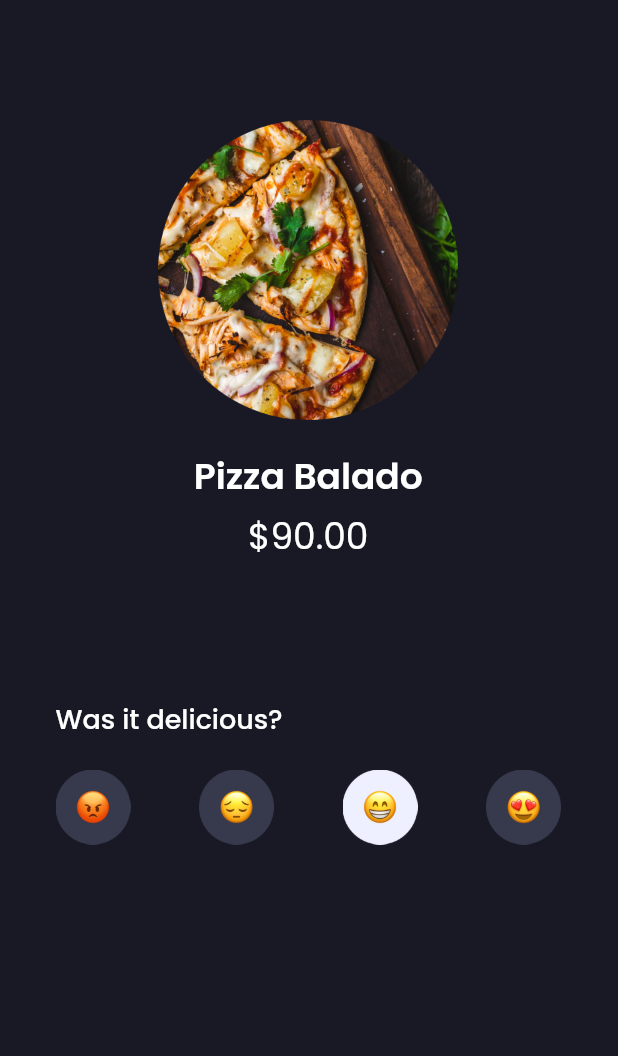
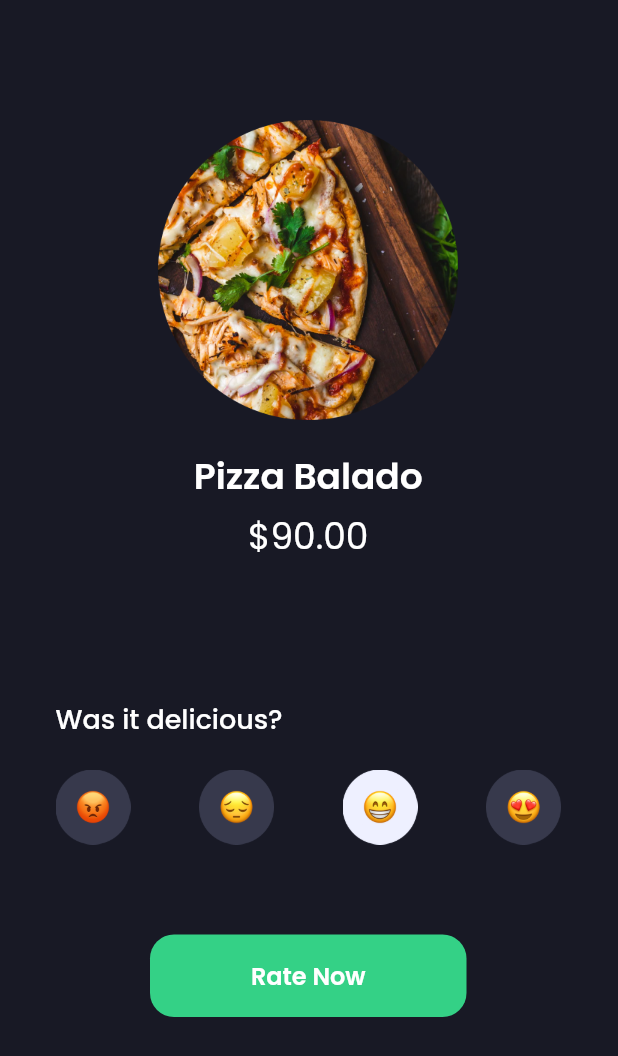
Before and after one commit to BagusRezky/flutter_application_1, a Flutter app: the screen it shows after launch, on a phone screen of 412 x 824 dp. Shown: the top 1056 px of the screen. Run offline on Flutter 3.47's test engine with Material 2 defaults, Android fonts, the phone set to English and light mode, and no system bars; our stand-ins replace google_fonts.

Commit message:
Add Button with Wrap widget: Align

```diff
--- a/lib/pages/fifth_rating.dart
+++ b/lib/pages/fifth_rating.dart
@@ -62,6 +62,21 @@ class rating extends StatelessWidget {
                 ),
               ],
             ),
+            SizedBox(height: 60),
+            Container(
+              width: 211,
+              height: 55,
+              decoration: BoxDecoration(
+                color: Color(0xff34D186),
+                borderRadius: BorderRadius.circular(16),
+              ),
+              child: Align(
+                child: Text(
+                  'Rate Now',
+                  style: button2TextStyle,
+                ),
+              ),
+            ),
           ],
         ),
       ),
```
